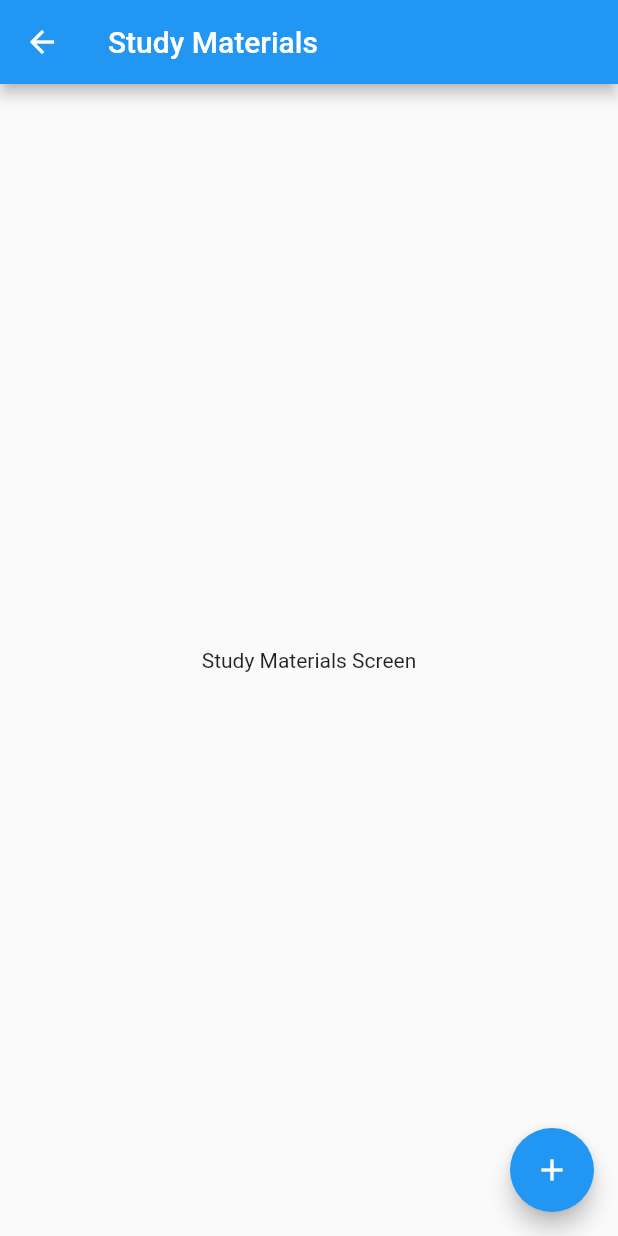
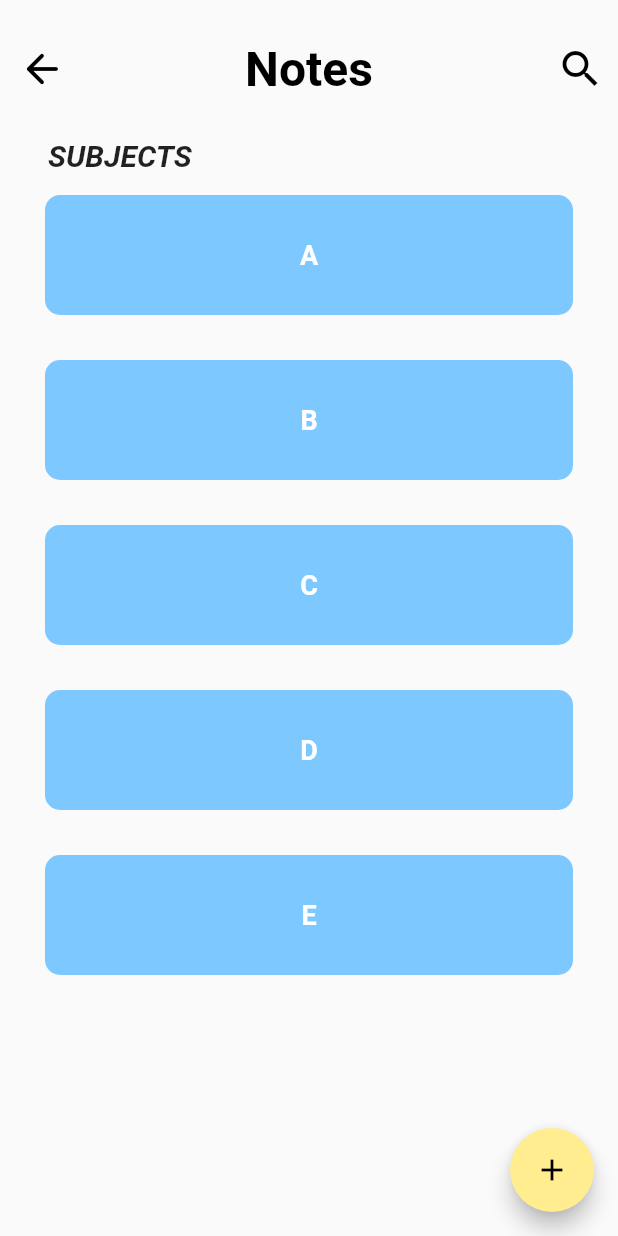
Before and after one commit to gdsc-jssstu/student_study_manager, a Flutter app: the StudyMaterialsScreen screen opened by its route, on a phone screen of 412 x 824 dp. Run offline on Flutter 3.47's test engine with Material 2 defaults, Android fonts, the phone set to English and light mode, and no system bars; our stand-ins replace hive, hive_flutter; accounts and stored records are empty.

Commit message:
Added "Note Screen" And "Add Note Screen"

```diff
--- a/lib/screens/study_materials_screen.dart
+++ b/lib/screens/study_materials_screen.dart
@@ -1,21 +1,88 @@
 import 'package:flutter/material.dart';
-
+import 'package:hacktober_fest_app/widgets/notes_screen_container.dart';
+import 'package:hacktober_fest_app/screens/add_notes_screen.dart';
 class StudyMaterialsScreen extends StatelessWidget {
-  static const routeName='/study-materials-screen';
+  static const routeName = '/study-materials-screen';
 
   @override
   Widget build(BuildContext context) {
     return Scaffold(
       appBar: AppBar(
-        title: Text("Study Materials"),
+        automaticallyImplyLeading: false,
+        leading: Padding(
+          padding: const EdgeInsets.all(9.0),
+          child: GestureDetector(
+            onTap: () {
+              Navigator.pop(context);
+            },
+            child: const Icon(
+              Icons.arrow_back_rounded,
+              size: 32,
+            ),
+          ),
+        ),
+        centerTitle: true,
+        toolbarHeight: 92,
+        backgroundColor: Colors.transparent,
+        foregroundColor: Colors.black,
+        elevation: 0,
+        shadowColor: Colors.transparent,
+        actions: [
+          Padding(
+            padding: const EdgeInsets.all(9.0),
+            child: GestureDetector(
+              onTap: () {},
+              child: const Icon(
+                Icons.search,
+                size: 32,
+              ),
+            ),
+          ),
+        ],
+        title: const Text(
+          "Notes",
+          style: TextStyle(
+            color: Colors.black,
+            fontSize: 32,
+            fontWeight: FontWeight.w600,
+          ),
+        ),
       ),
       floatingActionButton: FloatingActionButton(
+        foregroundColor: Colors.black,
+        backgroundColor: Color(0xffFFED8F),
         child: Icon(Icons.add),
-        onPressed: (){
-        //TODO:Add new notes feature to be added
-      },),
-      body: Center(
-        child: Text("Study Materials Screen"),
+        onPressed: () {
+          Navigator.push(
+              context,
+              MaterialPageRoute(builder: (context) => const addNotesScreen()),);
+          //TODO:Add new notes feature to be added
+        },
+      ),
+      body: SingleChildScrollView(
+
+        child: Column(
+          crossAxisAlignment: CrossAxisAlignment.start,
+          children: [
+            const Padding(
+              padding:  EdgeInsets.only(left: 32.0),
+              child:  Text(
+                "SUBJECTS",
+                style: TextStyle(
+                  fontSize: 20,
+                  fontStyle: FontStyle.italic,
+                  fontWeight: FontWeight.w600 ,
+                ),
+              ),
+            ),
+
+            NoteScreenCont(title: "A"),
+            NoteScreenCont(title: "B"),
+            NoteScreenCont(title: "C"),
+            NoteScreenCont(title: "D"),
+            NoteScreenCont(title: "E"),
+          ],
+        ),
       ),
     );
   }
--- /dev/null
+++ b/lib/widgets/notes_screen_container.dart
@@ -0,0 +1,30 @@
+import 'package:flutter/material.dart';
+
+class NoteScreenCont extends StatelessWidget {
+  String title;
+  NoteScreenCont({super.key, required this.title});
+  @override
+  Widget build(BuildContext context) {
+    return GestureDetector(
+      onTap: (){},
+      child: Padding(
+        padding: const EdgeInsets.fromLTRB(30,15,30,15),
+        child: Container(
+          height: 80,
+          width: double.infinity,
+          //color: Color(0xff7DC9FF),
+          decoration: const BoxDecoration(
+            color: Color(0xff7DC9FF),
+            borderRadius: BorderRadius.all(Radius.circular(10)),
+          ),
+          child: Center(child: Text(title,style: const TextStyle(
+            color: Colors.white,
+            fontSize: 18,
+            fontWeight: FontWeight.w600,
+          ),)),
+        ),
+      ),
+    );
+
+  }
+}
```
Also changed, not shown: lib/screens/add_notes_screen.dart (added, +132 -0 lines).
